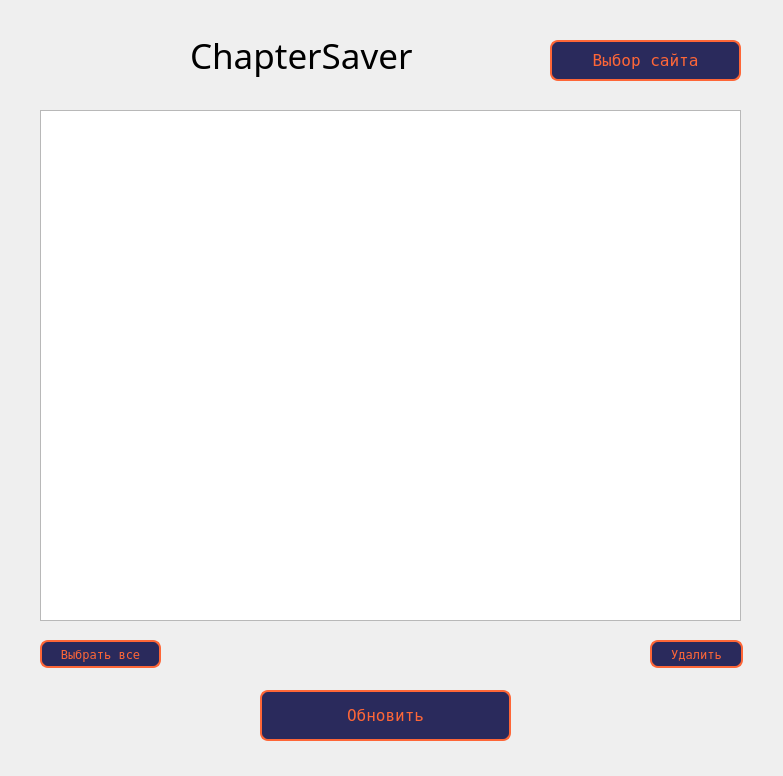
This is updates_list.ui in churikova-olga/ChapterSaver as Qt 5 draws it before an edit. The edited form follows.
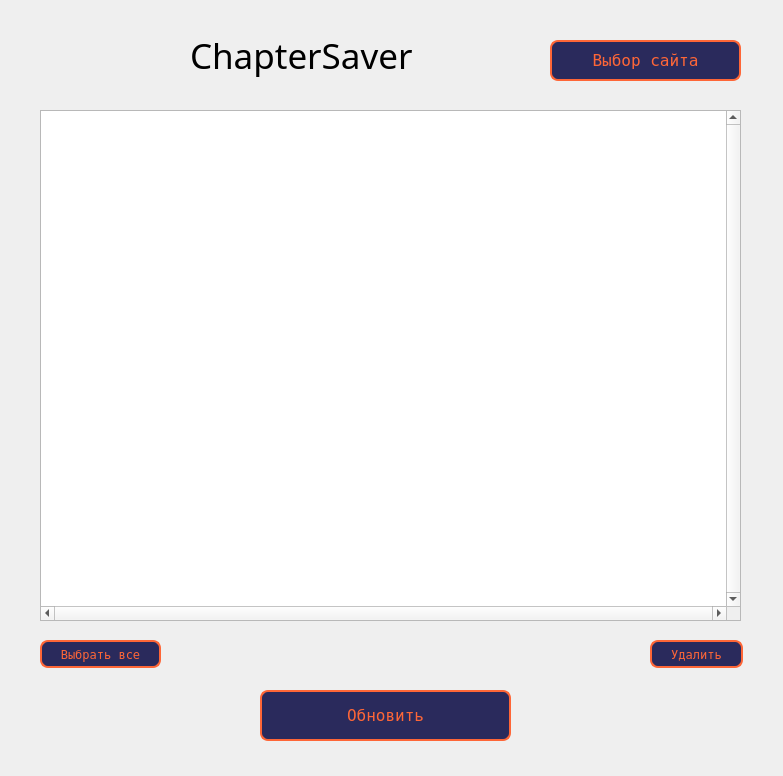
This is the edited form. Icons and pictures are not drawn.

What changed in the file:
```diff
--- a/updates_list.ui
+++ b/updates_list.ui
@@ -121,6 +121,42 @@
     <property name="styleSheet">
      <string notr="true"/>
     </property>
+    <property name="verticalScrollBarPolicy">
+     <enum>Qt::ScrollBarAlwaysOn</enum>
+    </property>
+    <property name="horizontalScrollBarPolicy">
+     <enum>Qt::ScrollBarAlwaysOn</enum>
+    </property>
+    <property name="sizeAdjustPolicy">
+     <enum>QAbstractScrollArea::AdjustToContents</enum>
+    </property>
+    <property name="autoScroll">
+     <bool>false</bool>
+    </property>
+    <property name="dragDropOverwriteMode">
+     <bool>false</bool>
+    </property>
+    <property name="dragDropMode">
+     <enum>QAbstractItemView::NoDragDrop</enum>
+    </property>
+    <property name="selectionBehavior">
+     <enum>QAbstractItemView::SelectItems</enum>
+    </property>
+    <property name="textElideMode">
+     <enum>Qt::ElideLeft</enum>
+    </property>
+    <property name="horizontalScrollMode">
+     <enum>QAbstractItemView::ScrollPerItem</enum>
+    </property>
+    <property name="viewMode">
+     <enum>QListView::ListMode</enum>
+    </property>
+    <property name="modelColumn">
+     <number>0</number>
+    </property>
+    <property name="currentRow">
+     <number>-1</number>
+    </property>
    </widget>
    <widget class="QPushButton" name="pushButton_2">
     <property name="geometry">
```
